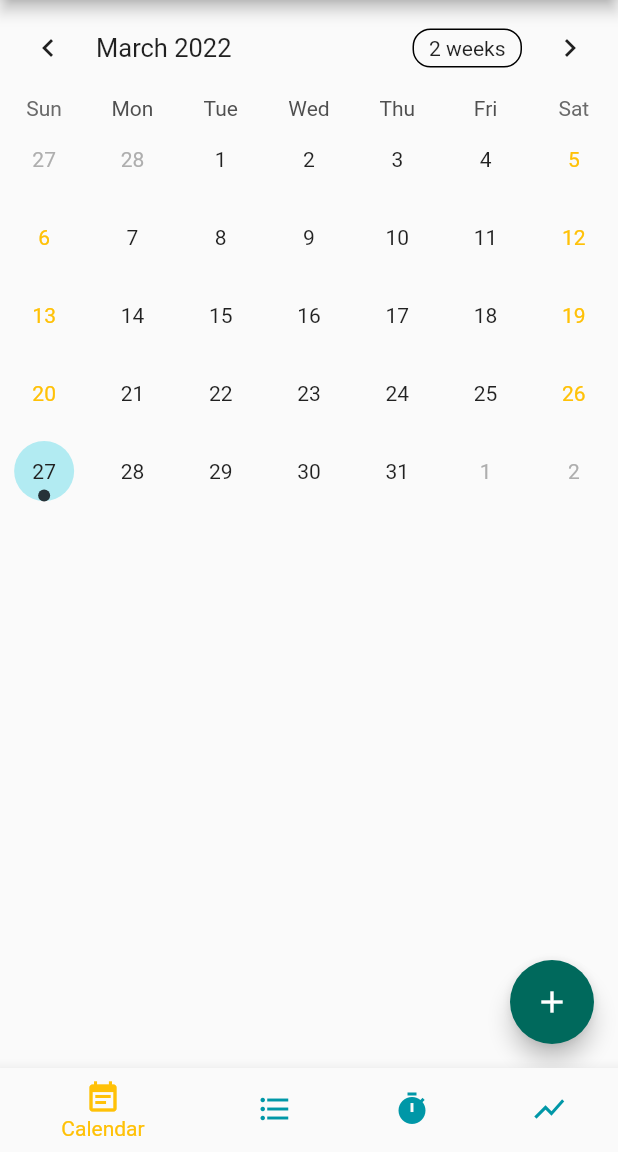
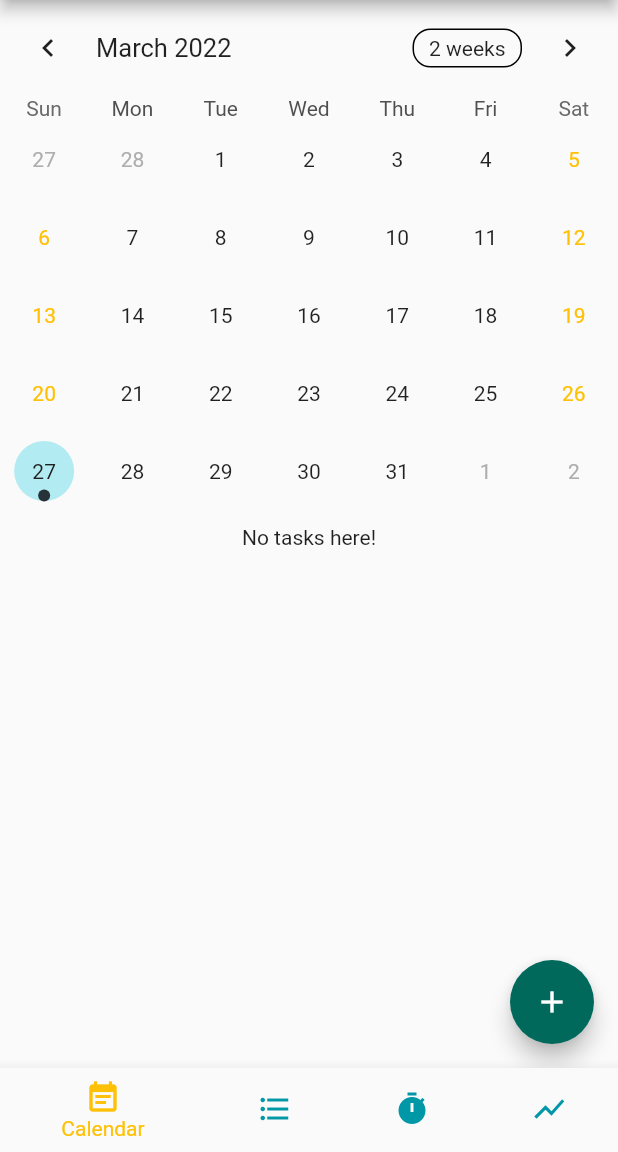
Before and after one commit to Hsn37/Ghambeel, a Flutter app: the screen it shows after launch, on a phone screen of 412 x 824 dp, the part 84-1236 px from its top. Run offline on Flutter 3.47's test engine with Material 2 defaults, Android fonts, the phone set to English and light mode, and no system bars; drawn by our look-alikes of table_calendar; our stand-ins replace flutter_secure_storage, flutter_spinkit, select_form_field; missing offline and left inert: icon_decoration, mysql1.

Commit message:
Duplication fix

```diff
--- a/lib/modules/calendar/calendar.dart
+++ b/lib/modules/calendar/calendar.dart
@@ -54,7 +54,7 @@ class _CalendarState extends State<Calendar> {
     super.initState();
     sortedTasks = {};
     getEvents();
-    _selectedDay = _focusedDay;
+    _selectedDay = DateTime.now();
     _todayIncomplete = ValueNotifier(_getEventsToday(_selectedDay!));
   }
 
@@ -137,18 +137,21 @@ class _CalendarState extends State<Calendar> {
             ),
             todayTextStyle: TextStyle(color: primaryText),
             selectedDecoration: BoxDecoration(
-              color: darkPrimary,
+              color: accent,
               shape: BoxShape.circle,
             ),
            ),
           ),
           // event box
+
+
           const SizedBox(height:10),
+
           Expanded(
-
             child: ValueListenableBuilder<List<Task>>(
               valueListenable: _todayIncomplete,
               builder: (context, value, _) {
+                if (_todayIncomplete.value.isNotEmpty) {
                 return ListView.builder(
                     itemCount: value.length,
                     itemBuilder: (context, index) {
@@ -163,14 +166,15 @@ class _CalendarState extends State<Calendar> {
                       color: lightPrimary
                     ),
                     child: ListTile(
-                      onTap: () => sortEvents(),
+                      onTap: () => print(value[index].timeAdded),
                       title: Text(value[index].name),
                       subtitle: Text(value[index].description),
                     ),
                   );
                 },
                 );
-              },
+              };
+              {return const Text("No tasks here!");}},
             )
           )]
         ),
```
